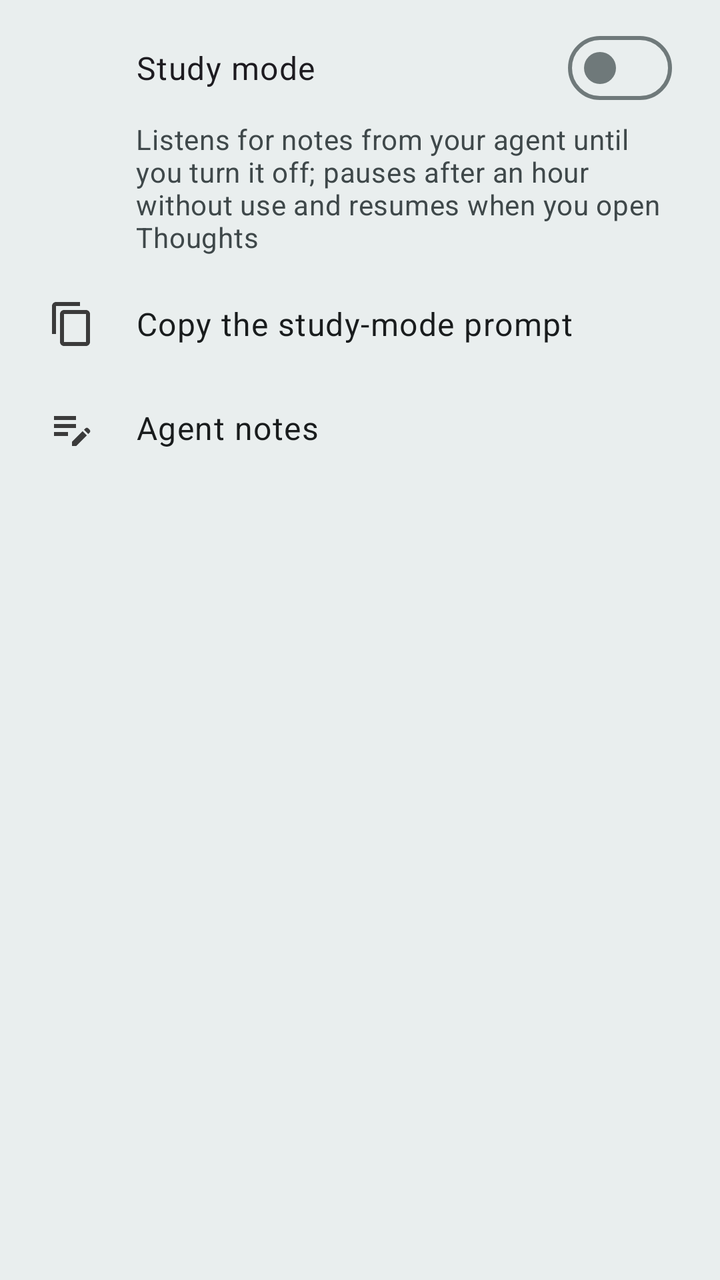
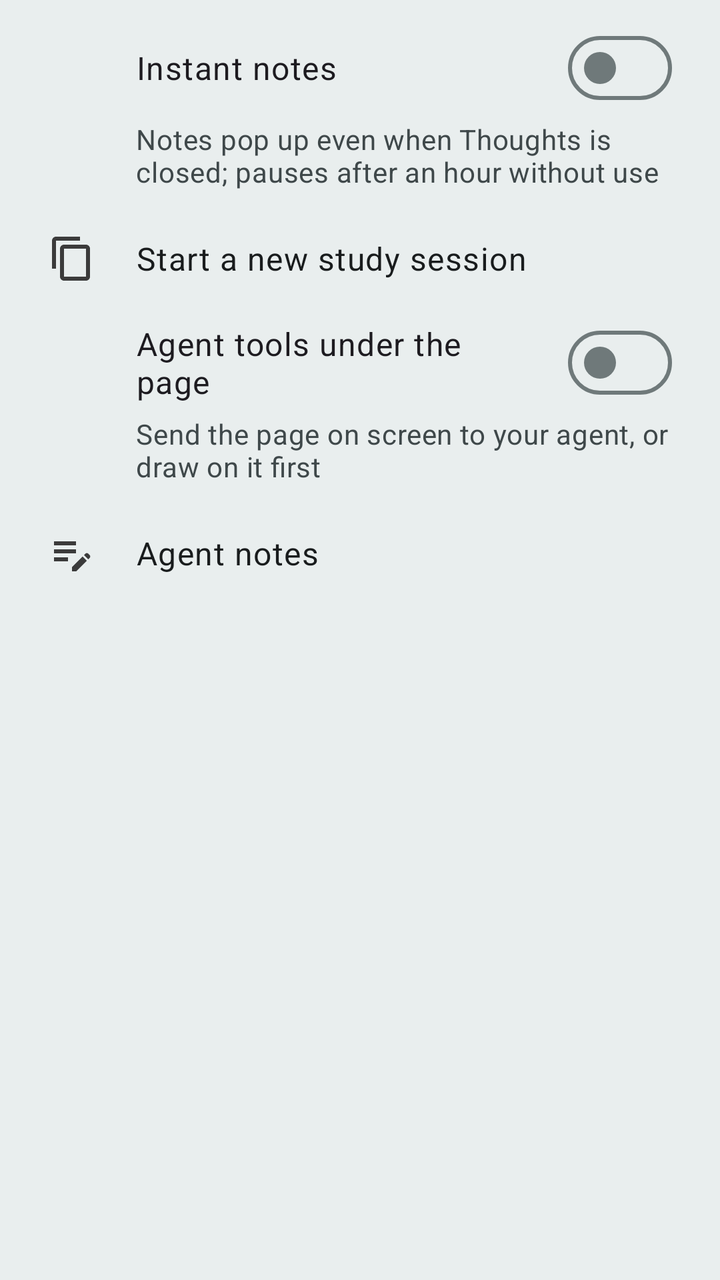

Two renders of the same Android screen: before a commit and after it. Below are the layout's source before the change and the commit's diff.
<!-- AndroidManifest.xml: application theme MJ_PDF_THEME -->
<!-- res/layout/dialog_study_mode.xml -->
<?xml version="1.0" encoding="utf-8"?>
<LinearLayout xmlns:android="http://schemas.android.com/apk/res/android"
    xmlns:app="http://schemas.android.com/apk/res-auto"
    android:layout_width="match_parent"
    android:layout_height="wrap_content"
    android:orientation="vertical"
    android:paddingTop="8dp"
    android:paddingBottom="8dp">

    <com.google.android.material.materialswitch.MaterialSwitch
        android:id="@+id/studyModeSwitch"
        android:layout_width="match_parent"
        android:layout_height="wrap_content"
        android:minHeight="52dp"
        android:paddingStart="68dp"
        android:paddingEnd="24dp"
        android:text="@string/agent_notes_study_mode"
        android:textAppearance="?attr/textAppearanceBodyLarge" />

    <TextView
        android:layout_width="match_parent"
        android:layout_height="wrap_content"
        android:paddingStart="68dp"
        android:paddingEnd="24dp"
        android:paddingBottom="8dp"
        android:text="@string/agent_notes_study_mode_detail"
        android:textAppearance="?attr/textAppearanceBodyMedium"
        android:textColor="?attr/colorOnSurfaceVariant" />

    <LinearLayout
        android:id="@+id/copyPromptRow"
        android:layout_width="match_parent"
        android:layout_height="wrap_content"
        android:background="?attr/selectableItemBackground"
        android:clickable="true"
        android:focusable="true"
        android:gravity="center_vertical"
        android:minHeight="52dp"
        android:orientation="horizontal"
        android:paddingHorizontal="24dp">

        <ImageView
            android:layout_width="24dp"
            android:layout_height="24dp"
            android:importantForAccessibility="no"
            android:src="@drawable/ic_copy"
            app:tint="?attr/colorPrimary" />

        <TextView
            android:layout_width="wrap_content"
            android:layout_height="wrap_content"
            android:layout_marginStart="20dp"
            android:text="@string/agent_notes_study_mode_copy_prompt"
            android:textAppearance="?attr/textAppearanceBodyLarge"
            android:textColor="?attr/colorOnSurface" />
    </LinearLayout>

    <LinearLayout
        android:id="@+id/agentNotesRow"
        android:layout_width="match_parent"
        android:layout_height="wrap_content"
        android:background="?attr/selectableItemBackground"
        android:clickable="true"
        android:focusable="true"
        android:gravity="center_vertical"
        android:minHeight="52dp"
        android:orientation="horizontal"
        android:paddingHorizontal="24dp">

        <ImageView
            android:layout_width="24dp"
            android:layout_height="24dp"
            android:importantForAccessibility="no"
            android:src="@drawable/ic_agent_note_outline"
            app:tint="?attr/colorPrimary" />

        <TextView
            android:layout_width="wrap_content"
            android:layout_height="wrap_content"
            android:layout_marginStart="20dp"
            android:text="@string/agent_notes"
            android:textAppearance="?attr/textAppearanceBodyLarge"
            android:textColor="?attr/colorOnSurface" />
    </LinearLayout>
</LinearLayout>
<!-- resources referenced by this layout -->
<resources>
  <string name="agent_notes" translatable="false">Agent notes</string>
  <string name="agent_notes_study_mode" translatable="false">Study mode</string>
  <string name="agent_notes_study_mode_copy_prompt" translatable="false">Copy the study-mode prompt</string>
  <string name="agent_notes_study_mode_detail" translatable="false">Listens for notes from your agent until you turn it off; pauses after an hour without use and resumes when you open Thoughts</string>
  <style name="MJ_PDF_THEME" parent="@style/BaseTheme">
          <item name="android:windowLightStatusBar" tools:ignore="NewApi">true</item>
      </style>
  <color name="md_theme_primary">#3B3B3B</color>
  <color name="md_theme_onPrimary">#FFFFFF</color>
  <color name="md_theme_primaryContainer">#C9DFDC</color>
  <color name="md_theme_onPrimaryContainer">#001F24</color>
  <color name="md_theme_secondary">#4A6267</color>
  <color name="md_theme_onSecondary">#FFFFFF</color>
  <color name="md_theme_secondaryContainer">#CDE7EC</color>
  <color name="md_theme_onSecondaryContainer">#051F23</color>
  <color name="md_theme_tertiary">#525E7D</color>
  <color name="md_theme_onTertiary">#FFFFFF</color>
  <color name="md_theme_tertiaryContainer">#DAE2FF</color>
  <color name="md_theme_onTertiaryContainer">#0E1B37</color>
  <color name="md_theme_error">#BA1A1A</color>
  <color name="md_theme_errorContainer">#FFDAD6</color>
  <color name="md_theme_onError">#FFFFFF</color>
  <color name="md_theme_onErrorContainer">#410002</color>
  <color name="md_theme_surfaceContainerHigh">#E9EEEE</color>
  <color name="md_theme_onBackground">#191C1D</color>
  <color name="md_theme_onSurface">#191C1D</color>
  <color name="md_theme_surfaceVariant">#DBE4E6</color>
  <color name="md_theme_onSurfaceVariant">#3F484A</color>
  <color name="md_theme_outline">#6F797A</color>
  <color name="md_theme_inverseOnSurface">#EFF1F1</color>
  <color name="md_theme_inverseSurface">#2E3132</color>
  <color name="md_theme_inversePrimary">#DDDDDD</color>
  <style name="ChromeActionBarTheme" parent="ThemeOverlay.Material3">
          <item name="android:textColorPrimary">?attr/colorOnSurface</item>
          <item name="colorOnBackground">?attr/colorOnSurface</item>
          <item name="colorControlNormal">?attr/colorOnSurface</item>
      </style>
  <style name="CustomOverflowMenuStyle" parent="Widget.AppCompat.PopupMenu.Overflow">
          <item name="android:popupBackground">@drawable/chrome_popup_background</item>
      </style>
  <style name="CustomPopupMenuStyle" parent="Widget.AppCompat.PopupMenu">
          <item name="android:popupBackground">@drawable/chrome_popup_background</item>
      </style>
  <!-- drawable chrome_popup_background (drawable) -->
  <?xml version="1.0" encoding="utf-8"?>
  <shape xmlns:android="http://schemas.android.com/apk/res/android">
      <corners android:radius="4dp" />
      <solid android:color="?attr/colorSurfaceContainerHigh" />
  </shape>
  <style name="ChromeSnackbarTextView" parent="Widget.Material3.Snackbar.TextView">
          <item name="android:textColor">?attr/colorOnSurface</item>
          <item name="android:alpha">1</item>
      </style>
  <style name="ChromeDialogButton" parent="Widget.Material3.Button.TextButton.Dialog">
          <item name="android:textColor">?attr/colorOnSurface</item>
          <item name="iconTint">?attr/colorOnSurface</item>
          <item name="rippleColor">?attr/colorOnSurface</item>
      </style>
  <style name="ChromeSnackbarShape" parent="">
          <item name="cornerFamily">rounded</item>
          <item name="cornerSize">16dp</item>
      </style>
  <!-- unchanged entries left out for length: 8 -->
</resources>

<!-- the commit's change to res/layout/dialog_study_mode.xml (unified diff, before → after) -->
@@ -6,6 +6,19 @@
     android:orientation="vertical"
     android:paddingTop="8dp"
     android:paddingBottom="8dp">
+
+    <TextView
+        android:id="@+id/pushActiveLine"
+        android:layout_width="match_parent"
+        android:layout_height="wrap_content"
+        android:gravity="center_vertical"
+        android:minHeight="52dp"
+        android:paddingStart="68dp"
+        android:paddingEnd="24dp"
+        android:text="@string/agent_notes_push_arrives"
+        android:textAppearance="?attr/textAppearanceBodyLarge"
+        android:textColor="?attr/colorOnSurface"
+        android:visibility="gone" />
 
     <com.google.android.material.materialswitch.MaterialSwitch
         android:id="@+id/studyModeSwitch"
@@ -18,6 +31,7 @@
         android:textAppearance="?attr/textAppearanceBodyLarge" />
 
     <TextView
+        android:id="@+id/studyModeDetail"
         android:layout_width="match_parent"
         android:layout_height="wrap_content"
         android:paddingStart="68dp"
@@ -50,10 +64,30 @@
             android:layout_width="wrap_content"
             android:layout_height="wrap_content"
             android:layout_marginStart="20dp"
-            android:text="@string/agent_notes_study_mode_copy_prompt"
+            android:text="@string/agent_notes_start_study_session"
             android:textAppearance="?attr/textAppearanceBodyLarge"
             android:textColor="?attr/colorOnSurface" />
     </LinearLayout>
+
+    <com.google.android.material.materialswitch.MaterialSwitch
+        android:id="@+id/pageToolsSwitch"
+        android:layout_width="match_parent"
+        android:layout_height="wrap_content"
+        android:minHeight="52dp"
+        android:paddingStart="68dp"
+        android:paddingEnd="24dp"
+        android:text="@string/agent_notes_page_tools"
+        android:textAppearance="?attr/textAppearanceBodyLarge" />
+
+    <TextView
+        android:layout_width="match_parent"
+        android:layout_height="wrap_content"
+        android:paddingStart="68dp"
+        android:paddingEnd="24dp"
+        android:paddingBottom="8dp"
+        android:text="@string/agent_notes_page_tools_detail"
+        android:textAppearance="?attr/textAppearanceBodyMedium"
+        android:textColor="?attr/colorOnSurfaceVariant" />
 
     <LinearLayout
         android:id="@+id/agentNotesRow"
<!-- resource entries referenced after the edit -->
@@ -1,9 +1,12 @@
 <!-- resources referenced by this layout -->
 <resources>
   <string name="agent_notes" translatable="false">Agent notes</string>
-  <string name="agent_notes_study_mode" translatable="false">Study mode</string>
-  <string name="agent_notes_study_mode_copy_prompt" translatable="false">Copy the study-mode prompt</string>
-  <string name="agent_notes_study_mode_detail" translatable="false">Listens for notes from your agent until you turn it off; pauses after an hour without use and resumes when you open Thoughts</string>
+  <string name="agent_notes_page_tools" translatable="false">Agent tools under the page</string>
+  <string name="agent_notes_page_tools_detail" translatable="false">Send the page on screen to your agent, or draw on it first</string>
+  <string name="agent_notes_push_arrives" translatable="false">Notes arrive instantly</string>
+  <string name="agent_notes_start_study_session" translatable="false">Start a new study session</string>
+  <string name="agent_notes_study_mode" translatable="false">Instant notes</string>
+  <string name="agent_notes_study_mode_detail" translatable="false">Notes pop up even when Thoughts is closed; pauses after an hour without use</string>
   <style name="MJ_PDF_THEME" parent="@style/BaseTheme">
           <item name="android:windowLightStatusBar" tools:ignore="NewApi">true</item>
       </style>
